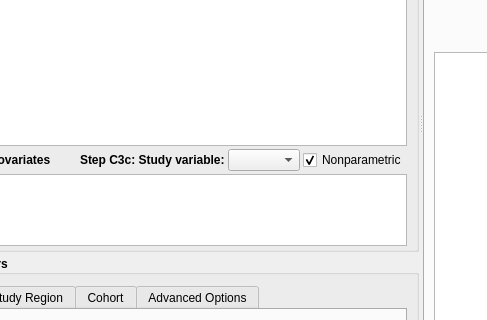
The window that connectometry/group_connectometry.ui (frankyeh/DSI-Studio) describes before a commit, drawn with Qt 5; both pictures show x 130 to 617 and y 206 to 526 of the 964 by 658 pixel window.
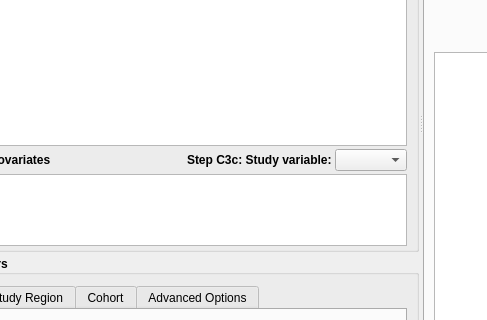
The same window after the commit. Icons and pictures are not drawn.

Commit message: revise cnt interface

The edit to the form file:
```diff
--- a/connectometry/group_connectometry.ui
+++ b/connectometry/group_connectometry.ui
@@ -260,16 +260,6 @@
             <item>
              <widget class="QComboBox" name="foi"/>
             </item>
-            <item>
-             <widget class="QCheckBox" name="nonparametric">
-              <property name="text">
-               <string>Nonparametric</string>
-              </property>
-              <property name="checked">
-               <bool>true</bool>
-              </property>
-             </widget>
-            </item>
            </layout>
           </item>
           <item>
```
The commit also changes 1 other file.
